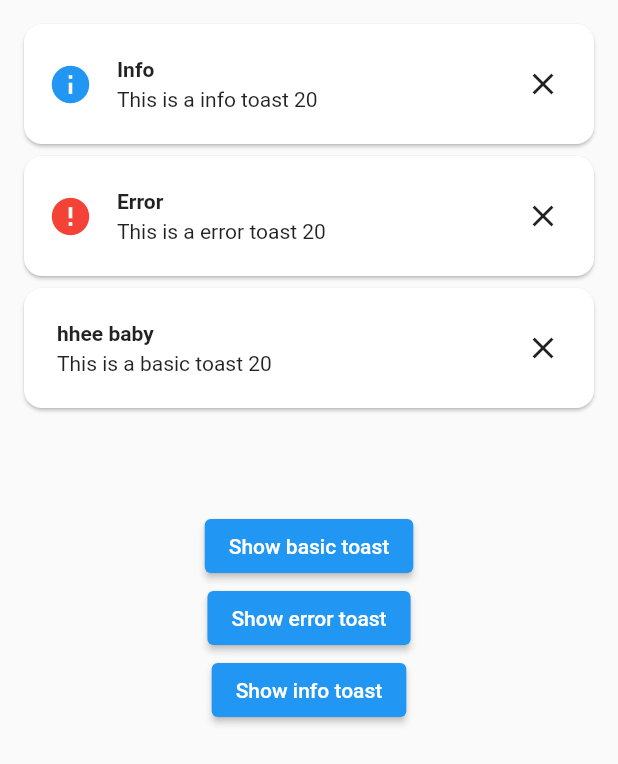
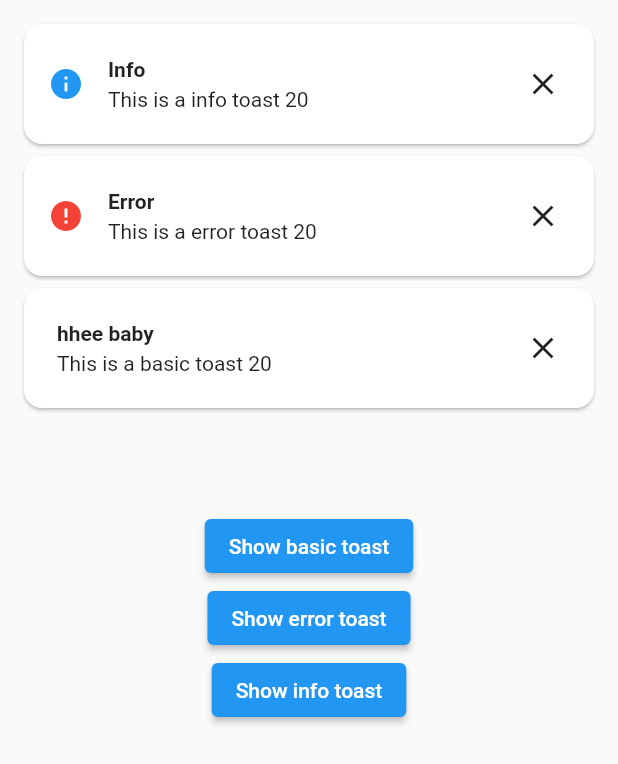
Before and after one commit to lvxduck/toastify, a Flutter app: the screen it shows after launch, after a tap on "Show basic toast", after a tap on "Show error toast", after a tap on "Show info toast", on a phone screen of 412 x 824 dp. Shown: the top 764 px of the screen. Run offline on Flutter 3.47's test engine with Material 2 defaults, Android fonts, the phone set to English and light mode, and no system bars.

Commit message:
feat: update toast widget api

```diff
--- a/example/lib/main.dart
+++ b/example/lib/main.dart
@@ -58,8 +58,10 @@
                   Toast(
                     title: 'Error',
                     description: 'This is a error toast $id',
-                    icon: Icons.error,
-                    color: Colors.red,
+                    leading: const Icon(
+                      Icons.error,
+                      color: Colors.red,
+                    ),
                   ),
                 );
               },
@@ -73,8 +75,10 @@
                   Toast(
                     title: 'Info',
                     description: 'This is a info toast $id',
-                    icon: Icons.info,
-                    color: Colors.blue,
+                    leading: const Icon(
+                      Icons.info,
+                      color: Colors.blue,
+                    ),
                   ),
                   duration: const Duration(seconds: 1),
                 );
--- a/lib/src/toast_tile.dart
+++ b/lib/src/toast_tile.dart
@@ -7,14 +7,12 @@
     Key? key,
     required this.title,
     required this.description,
-    this.icon,
-    this.color,
+    this.leading,
   }) : super(key: key);
 
   final String title;
   final String description;
-  final IconData? icon;
-  final Color? color;
+  final Widget? leading;
 
   @override
   Widget build(BuildContext context) {
@@ -24,12 +22,8 @@
         padding: const EdgeInsets.all(16) - const EdgeInsets.only(right: 16),
         child: Row(
           children: [
-            if (icon != null) ...[
-              Icon(
-                icon!,
-                color: color ?? Theme.of(context).primaryColor,
-                size: 30,
-              ),
+            if (leading != null) ...[
+              leading!,
               const SizedBox(width: 16),
             ] else
               const SizedBox(width: 6),
```
